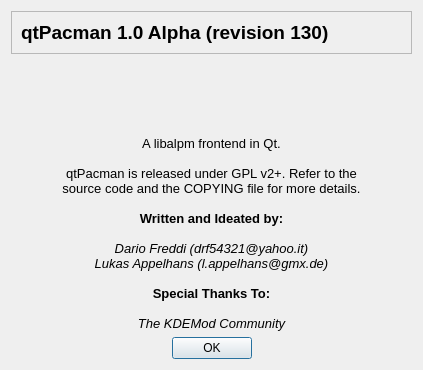
Qt form trunk/ui/aboutDialog.ui (drf/shaman1) before a commit.
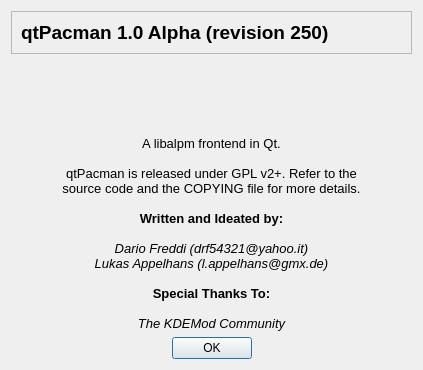
The same form after that commit. Icons and pictures are not drawn.

```diff
--- a/trunk/ui/aboutDialog.ui
+++ b/trunk/ui/aboutDialog.ui
@@ -30,7 +30,7 @@
            <string>&lt;html>&lt;head>&lt;meta name="qrichtext" content="1" />&lt;style type="text/css">
 p, li { white-space: pre-wrap; }
 &lt;/style>&lt;/head>&lt;body style=" font-family:'Liberation Sans'; font-size:10pt; font-weight:400; font-style:normal;">
-&lt;p style=" margin-top:0px; margin-bottom:0px; margin-left:0px; margin-right:0px; -qt-block-indent:0; text-indent:0px;">&lt;span style=" font-size:14pt; font-weight:600;">qtPacman 1.0 Alpha (revision 130)&lt;/span>&lt;/p>&lt;/body>&lt;/html></string>
+&lt;p style=" margin-top:0px; margin-bottom:0px; margin-left:0px; margin-right:0px; -qt-block-indent:0; text-indent:0px;">&lt;span style=" font-size:14pt; font-weight:600;">qtPacman 1.0 Alpha (revision 250)&lt;/span>&lt;/p>&lt;/body>&lt;/html></string>
           </property>
          </widget>
         </item>
```
